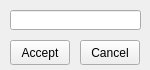
This is MMO/Res/splitstackview.ui in maresc-g/linumon as Qt 5 draws it before an edit. The edited form follows.
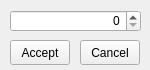
This is the edited form.

What changed in the file:
```diff
--- a/MMO/Res/splitstackview.ui
+++ b/MMO/Res/splitstackview.ui
@@ -39,18 +39,15 @@
     <string>Cancel</string>
    </property>
   </widget>
-  <widget class="QLineEdit" name="le_nb">
+  <widget class="QSpinBox" name="sb_nb">
    <property name="geometry">
     <rect>
      <x>10</x>
      <y>10</y>
      <width>131</width>
-     <height>20</height>
+     <height>22</height>
     </rect>
    </property>
-   <property name="maxLength">
-    <number>2</number>
-   </property>
    <property name="alignment">
     <set>Qt::AlignRight|Qt::AlignTrailing|Qt::AlignVCenter</set>
    </property>
```
